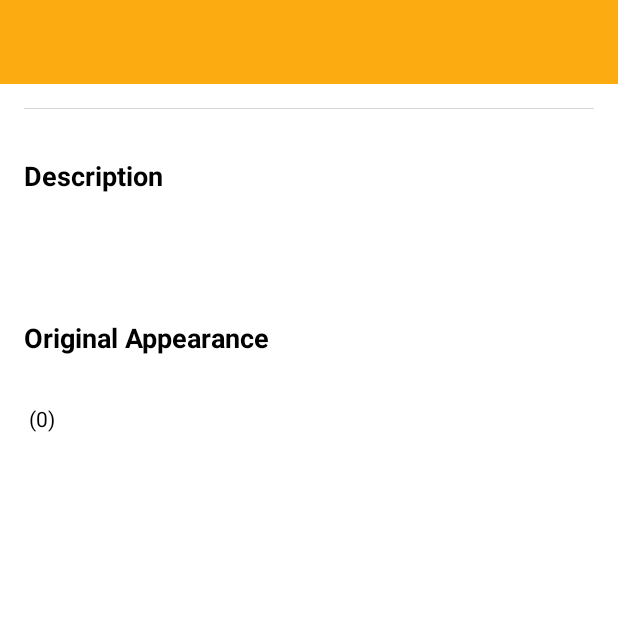
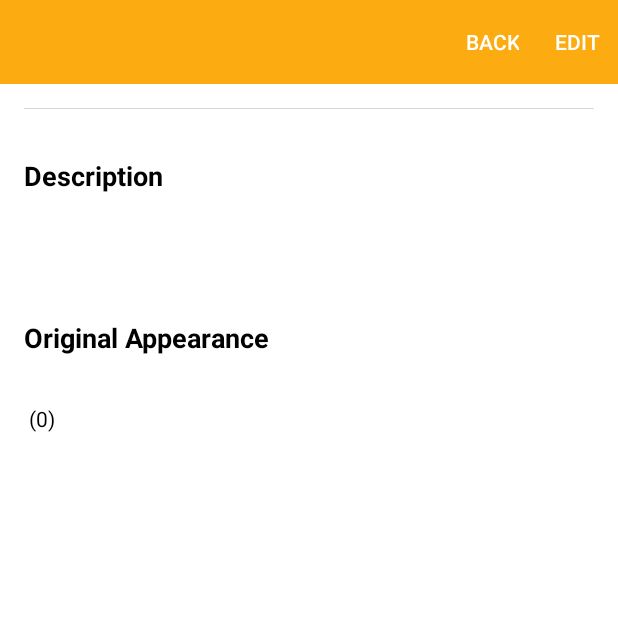
Before and after one commit to Jacq0/MobileApp1_Assignment2-UpgradedCharacterDatabaseApp, an Android app: the CharacterPageActivity screen opened directly, with no data from a screen before it, on a phone screen of 412 x 824 dp, the top half of it. Run offline under Robolectric (Android 15) with nearby library versions, the phone set to English and light mode, and no system bars; our stand-ins replace Picasso; 1 statement that could not run was skipped.

Commit message:
Fixed toolbar and added link to edit screen

```diff
--- a/app/src/main/java/org/assignment/characterapplication/activities/CharacterEditActivity.kt
+++ b/app/src/main/java/org/assignment/characterapplication/activities/CharacterEditActivity.kt
@@ -32,16 +32,15 @@ class CharacterEditActivity: AppCompatActivity()
 
         binding = ActivityCharacterEditBinding.inflate(layoutInflater)
         setContentView(binding.root)
-        binding.toolbarAdd.title = R.string.app_editCharacterPage.toString();
+        binding.toolbarAdd.title = R.string.button_addCharacter.toString();
         setSupportActionBar(binding.toolbarAdd)
 
         app = application as Main
 
-        i("Character Database Application Started")
-
         if(intent.hasExtra("character_edit"))
         {
             edit = true
+            binding.toolbarAdd.title = R.string.app_editCharacterPage.toString();
             character = intent.extras?.getParcelable("character_edit")!!
             binding.characterName.setText(character.name)
             binding.description.setText(character.description)
--- a/app/src/main/java/org/assignment/characterapplication/activities/CharacterListActivity.kt
+++ b/app/src/main/java/org/assignment/characterapplication/activities/CharacterListActivity.kt
@@ -55,8 +55,7 @@ class CharacterListActivity : AppCompatActivity(), CharacterListener {
             ActivityResultContracts.StartActivityForResult()
         ) {
             if (it.resultCode == Activity.RESULT_OK) {
-                (binding.recyclerView.adapter)?.
-                notifyItemRangeChanged(0,app.characters.findAll().size)
+                (binding.recyclerView.adapter)?.notifyItemRangeChanged(0,app.characters.findAll().size)
             }
         }
 
--- a/app/src/main/java/org/assignment/characterapplication/activities/CharacterPageActivity.kt
+++ b/app/src/main/java/org/assignment/characterapplication/activities/CharacterPageActivity.kt
@@ -1,19 +1,24 @@
 package org.assignment.characterapplication.activities
 
+import android.app.Activity
+import android.content.Intent
+import android.os.Bundle
+import android.view.Menu
+import android.view.MenuItem
+import androidx.activity.result.contract.ActivityResultContracts
 import androidx.appcompat.app.AppCompatActivity
-import android.os.Bundle
-import android.view.MenuItem
-import com.google.android.material.snackbar.Snackbar
+import androidx.recyclerview.widget.LinearLayoutManager
 import com.squareup.picasso.Picasso
 import org.assignment.characterapplication.R
+import org.assignment.characterapplication.adapters.CharacterAdapter
+import org.assignment.characterapplication.adapters.CharacterListener
 import org.assignment.characterapplication.databinding.ActivityCharacterPageBinding
-import org.assignment.characterapplication.helpers.showImagePicker
 import org.assignment.characterapplication.main.Main
 import org.assignment.characterapplication.models.CharacterModel
-import timber.log.Timber
 
-class CharacterPageActivity : AppCompatActivity() {
+class CharacterPageActivity : AppCompatActivity()
 
+{
     lateinit var app: Main
     private lateinit var binding: ActivityCharacterPageBinding
     var character = CharacterModel()
@@ -28,6 +33,8 @@ class CharacterPageActivity : AppCompatActivity() {
 
         binding.toolbar.title = character.name
 
+        setSupportActionBar(binding.toolbar)
+
         app = application as Main
 
         binding.descriptionTag.setText(R.string.header_description)
@@ -37,12 +44,32 @@ class CharacterPageActivity : AppCompatActivity() {
         Picasso.get().load(character.image).into(binding.characterImage)
     }
 
+    override fun onCreateOptionsMenu(menu: Menu?): Boolean {
+        menuInflater.inflate(R.menu.menu_character_page, menu)
+        return super.onCreateOptionsMenu(menu)
+    }
+
+
     override fun onOptionsItemSelected(item: MenuItem): Boolean {
         when (item.itemId) {
             R.id.item_cancel -> {
                 finish()
             }
+            R.id.item_edit -> {
+                val launcherIntent = Intent(this, CharacterEditActivity::class.java)
+                launcherIntent.putExtra("character_edit", character)
+                getResult.launch(launcherIntent)
+            }
         }
         return super.onOptionsItemSelected(item)
     }
+
+    private val getResult =
+        registerForActivityResult(
+            ActivityResultContracts.StartActivityForResult()
+        ) {
+            if (it.resultCode == Activity.RESULT_OK) {
+                (binding.recyclerView.adapter)?.notifyItemRangeChanged(0,app.characters.findAll().size)
+            }
+        }
 }
--- a/app/src/main/res/layout/activity_character_page.xml
+++ b/app/src/main/res/layout/activity_character_page.xml
@@ -1,5 +1,6 @@
 <?xml version="1.0" encoding="utf-8"?>
-<androidx.constraintlayout.widget.ConstraintLayout xmlns:android="http://schemas.android.com/apk/res/android"
+<androidx.constraintlayout.widget.ConstraintLayout
+    xmlns:android="http://schemas.android.com/apk/res/android"
     xmlns:app="http://schemas.android.com/apk/res-auto"
     xmlns:tools="http://schemas.android.com/tools"
     android:layout_width="match_parent"
@@ -21,7 +22,7 @@
             app:elevation="0dip"
             app:theme="@style/ThemeOverlay.AppCompat.Dark.ActionBar">
 
-            <Toolbar
+            <androidx.appcompat.widget.Toolbar
                 android:id="@+id/toolbar"
                 android:layout_width="match_parent"
                 android:layout_height="wrap_content"
@@ -101,4 +102,12 @@
 
     </RelativeLayout>
 
+    <androidx.recyclerview.widget.RecyclerView
+        android:id="@+id/recyclerView"
+        android:layout_width="match_parent"
+        android:layout_height="match_parent"
+        android:scrollbars="vertical"
+        app:layout_behavior="@string/appbar_scrolling_view_behavior" />
+
+
 </androidx.constraintlayout.widget.ConstraintLayout>
--- a/app/src/main/res/menu/menu_character_page.xml
+++ b/app/src/main/res/menu/menu_character_page.xml
@@ -6,4 +6,8 @@
         android:id="@+id/item_cancel"
         android:title="@string/button_back"
         app:showAsAction="always"/>
+    <item
+        android:id="@+id/item_edit"
+        android:title="@string/button_edit"
+        app:showAsAction="always"/>
 </menu>
--- a/app/src/main/res/values/strings.xml
+++ b/app/src/main/res/values/strings.xml
@@ -16,4 +16,5 @@
     <string name="header_originalAppearance">Original Appearance</string>
     <string name="button_back">Back</string>
     <string name="button_delete">Delete</string>
+    <string name="button_edit">Edit</string>
 </resources>
```
